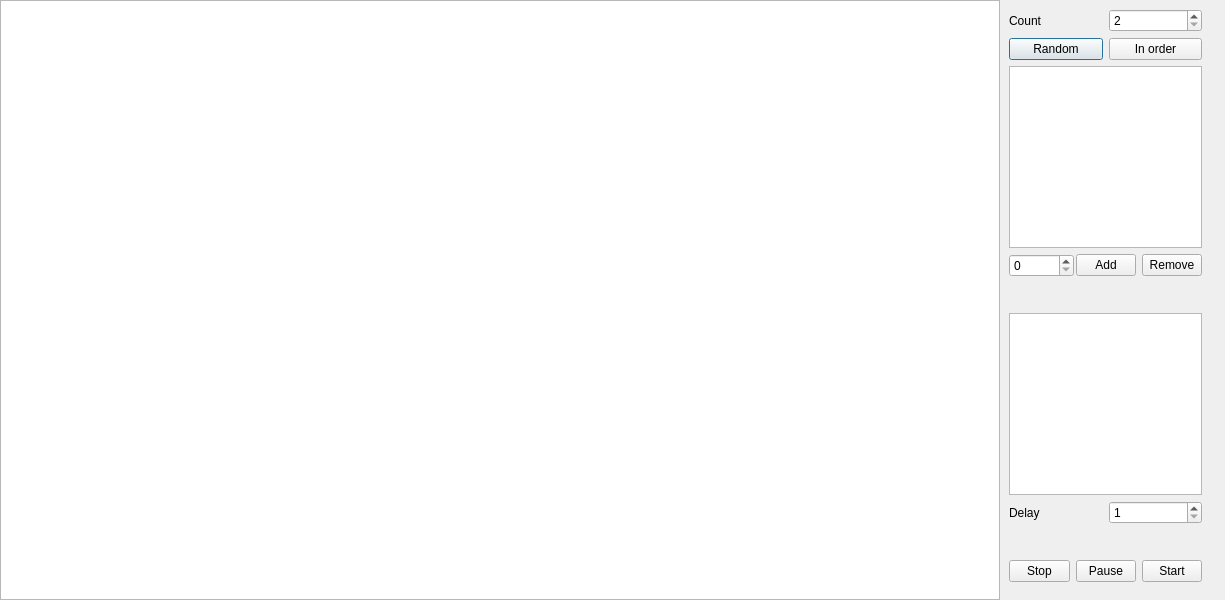
Before: the Qt Designer form lab2/drawwindow.ui in Megarekrut65/4sem-ooop-lab2, drawn with Qt 5.
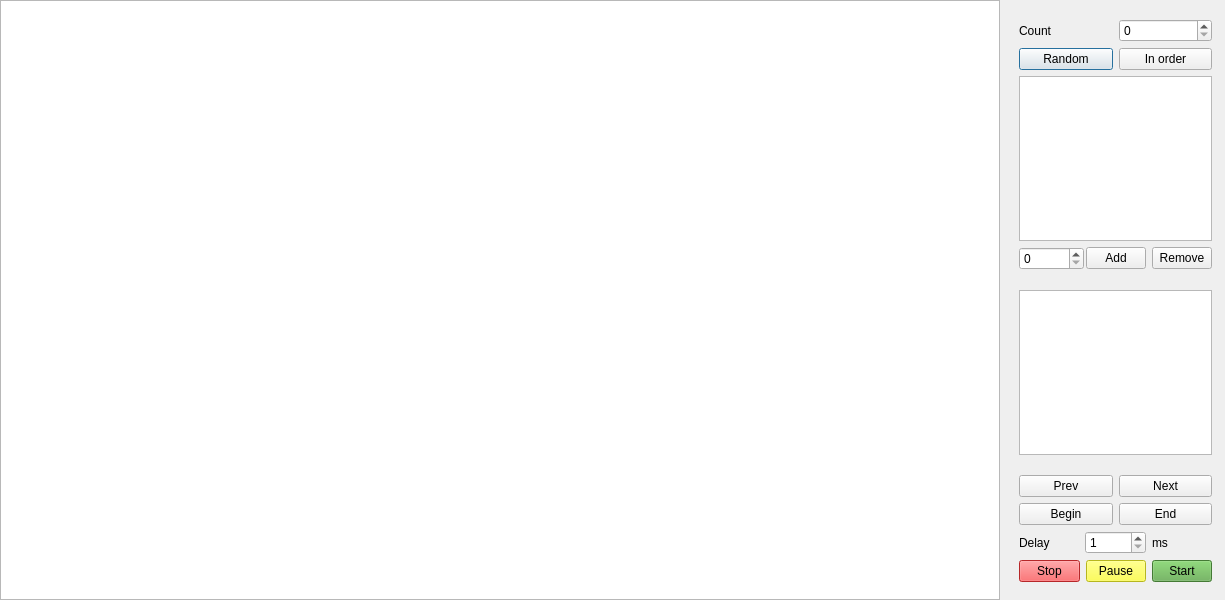
After: the same form once the commit is applied.

Commit message: Added buttons: prev, next, begin and end for moving between sorting states

Diff of the .ui file:
```diff
--- a/lab2/drawwindow.ui
+++ b/lab2/drawwindow.ui
@@ -62,10 +62,10 @@
   <widget class="QFrame" name="verticalFrame">
    <property name="geometry">
     <rect>
-     <x>1000</x>
-     <y>0</y>
+     <x>1010</x>
+     <y>10</y>
      <width>211</width>
-     <height>591</height>
+     <height>581</height>
     </rect>
    </property>
    <property name="minimumSize">
@@ -87,7 +87,7 @@
       <item>
        <widget class="QSpinBox" name="count_spinBox">
         <property name="minimum">
-         <number>2</number>
+         <number>0</number>
         </property>
         <property name="maximum">
          <number>500</number>
@@ -175,6 +175,51 @@
       </property>
      </widget>
     </item>
+    <item>
+     <spacer name="verticalSpacer">
+      <property name="orientation">
+       <enum>Qt::Vertical</enum>
+      </property>
+      <property name="sizeHint" stdset="0">
+       <size>
+        <width>20</width>
+        <height>40</height>
+       </size>
+      </property>
+     </spacer>
+    </item>
+    <item>
+     <layout class="QGridLayout" name="gridLayoutBtn">
+      <item row="0" column="1">
+       <widget class="QPushButton" name="pushButton_next">
+        <property name="text">
+         <string>Next</string>
+        </property>
+       </widget>
+      </item>
+      <item row="0" column="0">
+       <widget class="QPushButton" name="pushButton_prev">
+        <property name="text">
+         <string>Prev</string>
+        </property>
+       </widget>
+      </item>
+      <item row="1" column="0">
+       <widget class="QPushButton" name="pushButton_begin">
+        <property name="text">
+         <string>Begin</string>
+        </property>
+       </widget>
+      </item>
+      <item row="1" column="1">
+       <widget class="QPushButton" name="pushButton_end">
+        <property name="text">
+         <string>End</string>
+        </property>
+       </widget>
+      </item>
+     </layout>
+    </item>
     <item>
      <layout class="QHBoxLayout" name="horizontalLayout">
       <item>
@@ -194,25 +239,23 @@
         </property>
        </widget>
       </item>
+      <item>
+       <widget class="QLabel" name="label">
+        <property name="text">
+         <string>ms</string>
+        </property>
+       </widget>
+      </item>
      </layout>
     </item>
-    <item>
-     <spacer name="verticalSpacer">
-      <property name="orientation">
-       <enum>Qt::Vertical</enum>
-      </property>
-      <property name="sizeHint" stdset="0">
-       <size>
-        <width>20</width>
-        <height>40</height>
-       </size>
-      </property>
-     </spacer>
-    </item>
     <item>
      <layout class="QHBoxLayout" name="horizontalLayout_4">
       <item>
        <widget class="QPushButton" name="stop_pushButton">
+        <property name="styleSheet">
+         <string notr="true">background-color: rgb(255, 55, 58);
+selection-background-color: rgb(255, 107, 109);</string>
+        </property>
         <property name="text">
          <string>Stop</string>
         </property>
@@ -220,6 +263,10 @@
       </item>
       <item>
        <widget class="QPushButton" name="pause_Button">
+        <property name="styleSheet">
+         <string notr="true">background-color: rgb(255, 255, 42);
+selection-background-color: rgb(255, 250, 92);</string>
+        </property>
         <property name="text">
          <string>Pause</string>
         </property>
@@ -227,6 +274,10 @@
       </item>
       <item>
        <widget class="QPushButton" name="start_pushButton">
+        <property name="styleSheet">
+         <string notr="true">background-color:rgb(95, 171, 74);
+selection-background-color:rgb(154, 255, 138);</string>
+        </property>
         <property name="text">
          <string>Start</string>
         </property>
```
The commit also changes 5 other files.
